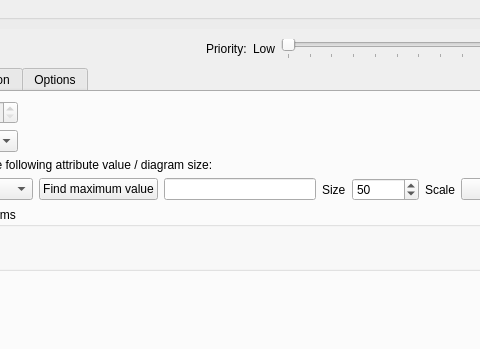
Before: the Qt Designer form src/ui/qgsdiagrampropertiesbase.ui in qgis/QGIS, drawn with Qt 5; both pictures show x 203 to 683 and y 0 to 349 of the 782 by 663 pixel window.
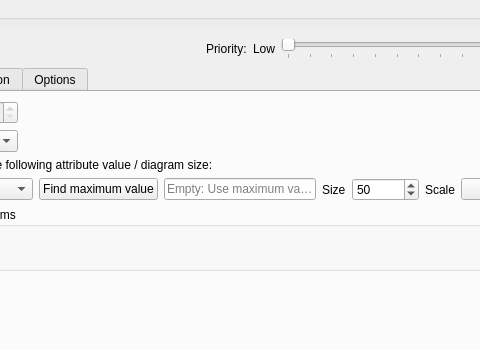
After: the same form once the commit is applied. Icons and pictures are not drawn. Custom widgets are drawn as their Qt base class.

Commit message: [diagrams] Diagram fixes and UI improvements (Fix #7960)   * Use correct color for pie chart if only one value is >0   * Show default text in scaling text box

What changed in the file:
```diff
--- a/src/ui/qgsdiagrampropertiesbase.ui
+++ b/src/ui/qgsdiagrampropertiesbase.ui
@@ -431,6 +431,9 @@
                          <string>The attribute value you enter here will correspond to the size entered in the field &quot;Size&quot; and the chosen &quot;Size unit&quot;.
 Leave empty to automatically apply the maximum value.</string>
                         </property>
+                        <property name="placeholderText">
+                         <string>Empty: Use maximum value</string>
+                        </property>
                        </widget>
                       </item>
                      </layout>
```
The commit also changes 1 other file.
